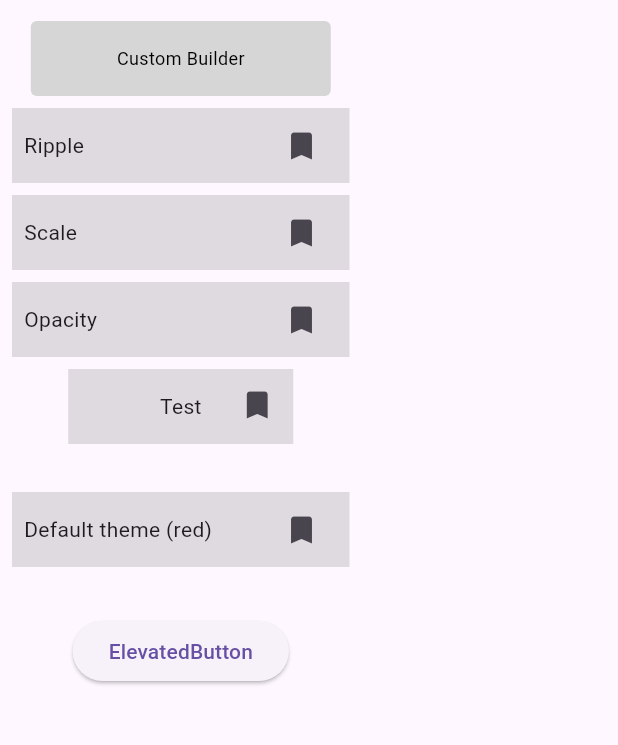
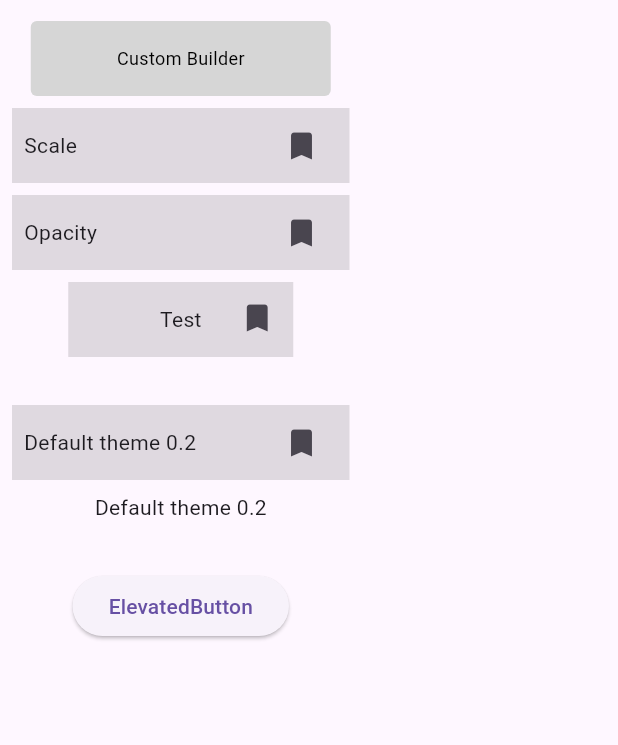
Before and after one commit to vaetas/pressable, a Flutter app: the screen it shows after launch, on a phone screen of 412 x 824 dp, the part 63-808 px from its top. Run offline on Flutter 3.47's test engine with Material 3 defaults, Android fonts, the phone set to English and light mode, and no system bars; project files that could hold a hidden picture were left out.

Commit message:
fix: clean code

```diff
--- a/example/lib/main.dart
+++ b/example/lib/main.dart
@@ -28,7 +28,7 @@ class HomeScreen extends StatefulWidget {
 }
 
 class _HomeScreenState extends State<HomeScreen> {
-  final _defaultTheme = const PressableThemeOpacity(opacityFactor: 0.4);
+  var _defaultOpacityTheme = const PressableThemeOpacity(opacityFactor: 0.2);
 
   @override
   Widget build(BuildContext context) {
@@ -54,6 +54,9 @@ class _HomeScreenState extends State<HomeScreen> {
                   print('[HomeScreen.build] Builder long pressed end');
                 },
                 builder: (context, isPressed, isLongPressed) {
+                  print(
+                    '[HomeScreen.build] Builder build method: $isPressed, $isLongPressed',
+                  );
                   return AnimatedContainer(
                     width: 200,
                     height: 50,
@@ -83,14 +86,6 @@ class _HomeScreenState extends State<HomeScreen> {
                     ),
                   );
                 },
-              ),
-              const SizedBox(height: 8),
-              PressableRipple(
-                key: ValueKey('pressable-ripple'),
-                onPressed: () {
-                  print('[HomeScreen.build] Ripple pressed');
-                },
-                child: const ExampleButton(title: 'Ripple'),
               ),
               const SizedBox(height: 8),
               PressableScale(
@@ -154,7 +149,7 @@ class _HomeScreenState extends State<HomeScreen> {
               ),
               const SizedBox(height: 32),
               DefaultPressableTheme(
-                opacityTheme: _defaultTheme,
+                opacityTheme: _defaultOpacityTheme,
                 child: PressableOpacity(
                   key: ValueKey('pressable-fill-default'),
                   onPressed: () {
@@ -162,7 +157,28 @@ class _HomeScreenState extends State<HomeScreen> {
                   },
                   child: ExampleButton(
                     title:
-                        'Default theme ${_defaultTheme.opacityFactor == 0.4 ? '(red)' : '(blue))'}',
+                        'Default theme ${_defaultOpacityTheme.opacityFactor}',
+                  ),
+                ),
+              ),
+              const SizedBox(height: 8),
+              DefaultPressableTheme(
+                opacityTheme: _defaultOpacityTheme,
+                child: PressableOpacity(
+                  key: ValueKey('pressable-scale-default'),
+                  onPressed: () {
+                    print('[HomeScreen.build] Default theme pressed');
+                    setState(() {
+                      _defaultOpacityTheme = PressableThemeOpacity(
+                        opacityFactor:
+                            _defaultOpacityTheme.opacityFactor == 0.2
+                                ? 0.8
+                                : 0.2,
+                      );
+                    });
+                  },
+                  child: Text(
+                    'Default theme ${_defaultOpacityTheme.opacityFactor}',
                   ),
                 ),
               ),
--- a/lib/pressable.dart
+++ b/lib/pressable.dart
@@ -3,7 +3,6 @@ library;
 export 'package:pressable/src/base.dart' show kLongPressDuration;
 export 'package:pressable/src/builder.dart';
 export 'package:pressable/src/opacity.dart';
-export 'package:pressable/src/ripple.dart';
 export 'package:pressable/src/scale.dart';
 export 'package:pressable/src/theme/provider.dart';
 export 'package:pressable/src/theme/theme.dart';
--- a/lib/src/builder.dart
+++ b/lib/src/builder.dart
@@ -20,6 +20,11 @@ class PressableBuilder extends StatefulWidget {
     this.longPressDuration = kLongPressDuration,
   });
 
+  /// [builder] can have the following states:
+  ///
+  /// - `isPressed` is true when the widget is pressed
+  /// - `isLongPressed` is true when the widget is long pressed. Remember
+  ///   that when `isLongPressed` is true, `isPressed` is also true.
   final PressableBuilderCallback builder;
   final VoidCallback? onPressed;
   final VoidCallback? onLongPressStart;
--- a/lib/src/ripple.dart
+++ /dev/null
@@ -1,51 +0,0 @@
-import 'package:flutter/material.dart';
-import 'package:pressable/pressable.dart';
-
-/// Uses default [InkWell] animation.
-class PressableRipple extends StatefulWidget {
-  const PressableRipple({
-    super.key,
-    required this.child,
-    this.onPressed,
-    this.onLongPressed,
-    this.onPressStarted,
-    this.onPressEnded,
-    this.onPressCanceled,
-    this.theme,
-  });
-
-  final Widget child;
-  final VoidCallback? onPressed;
-  final VoidCallback? onLongPressed;
-  final VoidCallback? onPressStarted;
-  final VoidCallback? onPressEnded;
-  final VoidCallback? onPressCanceled;
-  final PressableThemeRipple? theme;
-
-  @override
-  State<PressableRipple> createState() => _PressableRippleState();
-}
-
-class _PressableRippleState extends State<PressableRipple> {
-  PressableThemeRipple? get theme {
-    return widget.theme ?? DefaultPressableTheme.of(context)?.rippleTheme;
-  }
-
-  @override
-  Widget build(BuildContext context) {
-    return InkWell(
-      onTap: widget.onPressed,
-      onLongPress: widget.onLongPressed,
-      onTapDown:
-          widget.onPressed != null ? (details) => widget.onPressStarted : null,
-      onTapUp:
-          widget.onPressed != null ? (details) => widget.onPressEnded : null,
-      onTapCancel: widget.onPressed != null ? widget.onPressCanceled : null,
-      splashFactory: InkRipple.splashFactory,
-      highlightColor: theme?.highlightColor,
-      splashColor: theme?.splashColor,
-      borderRadius: theme?.borderRadius,
-      child: widget.child,
-    );
-  }
-}
--- a/lib/src/theme/provider.dart
+++ b/lib/src/theme/provider.dart
@@ -5,13 +5,11 @@ import 'package:pressable/pressable.dart';
 class DefaultPressableTheme extends InheritedWidget {
   const DefaultPressableTheme({
     super.key,
-    this.rippleTheme = const PressableThemeRipple(),
     this.scaleTheme = const PressableThemeScale(),
     this.opacityTheme = const PressableThemeOpacity(),
     required super.child,
   });
 
-  final PressableThemeRipple rippleTheme;
   final PressableThemeScale scaleTheme;
   final PressableThemeOpacity opacityTheme;
 
@@ -22,7 +20,6 @@ class DefaultPressableTheme extends InheritedWidget {
 
   @override
   bool updateShouldNotify(DefaultPressableTheme oldWidget) =>
-      rippleTheme != oldWidget.rippleTheme ||
       scaleTheme != oldWidget.scaleTheme ||
       opacityTheme != oldWidget.opacityTheme;
 }
--- a/lib/src/theme/theme.dart
+++ b/lib/src/theme/theme.dart
@@ -3,39 +3,6 @@ import 'package:pressable/pressable.dart';
 
 /// Base class for all pressable themes.
 abstract class PressableTheme {}
-
-/// Customize [PressableRipple] animations.
-class PressableThemeRipple implements PressableTheme {
-  const PressableThemeRipple({
-    this.splashColor,
-    this.highlightColor,
-    this.borderRadius,
-  });
-
-  final Color? splashColor;
-  final Color? highlightColor;
-  final BorderRadius? borderRadius;
-
-  @override
-  bool operator ==(Object other) {
-    if (identical(this, other)) return true;
-    return other is PressableThemeRipple &&
-        other.splashColor == splashColor &&
-        other.highlightColor == highlightColor &&
-        other.borderRadius == borderRadius;
-  }
-
-  @override
-  int get hashCode => Object.hash(splashColor, highlightColor, borderRadius);
-
-  @override
-  String toString() {
-    return 'PressableThemeRipple('
-        'splashColor: $splashColor, '
-        'highlightColor: $highlightColor, '
-        'borderRadius: $borderRadius)';
-  }
-}
 
 /// Customize [PressableScale] animations.
 class PressableThemeScale implements PressableTheme {
```
Also changed, not shown: 3 other files.
